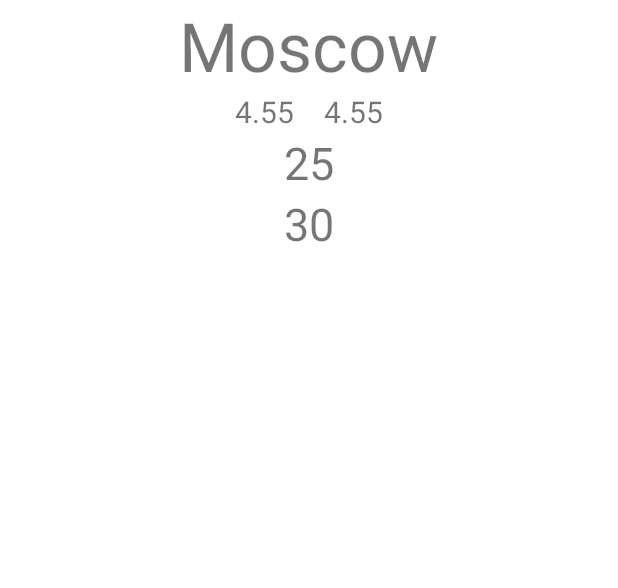
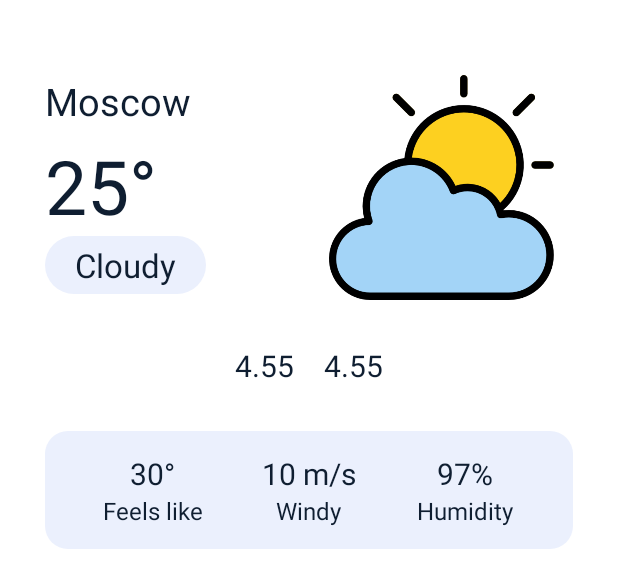
Before and after one commit to VolokhinAlex/Weather, an Android app: the layout fragment_main.xml on its own in the app's theme, with its tools: preview values and no code run, on a phone screen of 412 x 824 dp. Shown: the top 588 px of the screen. Run offline under Robolectric (Android 15) with nearby library versions, the light colour scheme and no system bars.

Commit message:
Немного изменил вид главного экрана погоды, для дальнейшей стилизации

```diff
--- a/app/src/main/java/com/example/java/android1/weather/model/RepositoryImpl.kt
+++ b/app/src/main/java/com/example/java/android1/weather/model/RepositoryImpl.kt
@@ -7,7 +7,7 @@ class RepositoryImpl : Repository {
     }
 
     override fun getWeatherFromLocalStorage(): Weather {
-        return Weather(getDefaultCity(), -15, -20)
+        return getDefaultWeather()
     }
 
 }
--- a/app/src/main/java/com/example/java/android1/weather/model/Weather.kt
+++ b/app/src/main/java/com/example/java/android1/weather/model/Weather.kt
@@ -3,6 +3,30 @@ package com.example.java.android1.weather.model
 data class Weather(
     val city: City = getDefaultCity(),
     val temperature: Int = 0,
-    val feelsLike: Int = 0)
+    val feelsLike: Int = 0,
+    val icon: String = "",
+    val condition: String = "",
+    val windSpeed: Double = 0.toDouble(),
+    val humidity: Int = 0,
+    val daytime: String = "",
+    val precipitation: Int = 0,
+    val date: String = "",
+    val sunrise: String = "",
+    val sunset: String = ""
+)
 
 fun getDefaultCity() = City("Новосибирск", 5.000, 5.000)
+
+fun getDefaultWeather() = Weather(
+    city = getDefaultCity(),
+    temperature = 26,
+    feelsLike = 30,
+    condition = "cloudy",
+    windSpeed = 0.9,
+    humidity = 81,
+    daytime = "d",
+    precipitation = 0,
+    date = "2022-12-02",
+    sunrise = "04:38",
+    sunset = "20:31"
+)
--- a/app/src/main/java/com/example/java/android1/weather/viewmodel/MainViewModel.kt
+++ b/app/src/main/java/com/example/java/android1/weather/viewmodel/MainViewModel.kt
@@ -5,7 +5,6 @@ import androidx.lifecycle.MutableLiveData
 import androidx.lifecycle.ViewModel
 import com.example.java.android1.weather.model.Repository
 import com.example.java.android1.weather.model.RepositoryImpl
-import java.util.Random
 import java.util.concurrent.Executors
 
 class MainViewModel(
@@ -25,16 +24,7 @@ class MainViewModel(
         liveData.value = AppState.Loading
         Executors.newFixedThreadPool(5).submit {
             Thread.sleep(1000)
-            liveData.postValue(randomData())
-        }
-    }
-
-    private fun randomData(): AppState {
-        return when (Random().nextInt(3)) {
-            0 -> AppState.Success(repository.getWeatherFromLocalStorage())
-            1 -> AppState.Error(Throwable("The city wasn't found"))
-            2 -> AppState.Loading
-            else -> AppState.Loading
+            liveData.postValue(AppState.Success(repository.getWeatherFromLocalStorage()))
         }
     }
 
--- /dev/null
+++ b/app/src/main/res/drawable/condition_background.xml
@@ -0,0 +1,13 @@
+<?xml version="1.0" encoding="utf-8"?>
+<shape xmlns:android="http://schemas.android.com/apk/res/android"
+    android:shape="rectangle">
+
+    <corners android:radius="80dp"/>
+    <solid android:color="#ebf0fd"/>
+
+    <padding android:right="20dp"
+        android:left="20dp"
+        android:bottom="5dp"
+        android:top="5dp"/>
+
+</shape>
--- /dev/null
+++ b/app/src/main/res/drawable/weather_short_info.xml
@@ -0,0 +1,13 @@
+<?xml version="1.0" encoding="utf-8"?>
+<shape xmlns:android="http://schemas.android.com/apk/res/android"
+    android:shape="rectangle">
+
+    <corners android:radius="15dp"/>
+    <solid android:color="#ebf0fd"/>
+
+    <padding android:right="20dp"
+        android:left="20dp"
+        android:bottom="15dp"
+        android:top="15dp"/>
+
+</shape>
--- a/app/src/main/res/layout/fragment_main.xml
+++ b/app/src/main/res/layout/fragment_main.xml
@@ -1,17 +1,62 @@
 <?xml version="1.0" encoding="utf-8"?>
 <LinearLayout xmlns:android="http://schemas.android.com/apk/res/android"
     xmlns:tools="http://schemas.android.com/tools"
+    xmlns:app="http://schemas.android.com/apk/res-auto"
     android:layout_width="match_parent"
     android:layout_height="match_parent"
+    android:layout_margin="30dp"
     android:orientation="vertical">
 
-    <TextView
-        android:id="@+id/current_city"
-        android:layout_width="wrap_content"
+    <LinearLayout
+        android:layout_width="match_parent"
         android:layout_height="wrap_content"
-        android:layout_gravity="center"
-        android:textSize="45sp"
-        tools:text="Moscow"/>
+        android:layout_marginTop="20dp"
+        android:layout_marginBottom="30dp"
+        android:orientation="horizontal">
+
+        <LinearLayout
+            android:layout_width="0dp"
+            android:layout_height="wrap_content"
+            android:layout_gravity="start"
+            android:layout_weight="1"
+            android:orientation="vertical">
+
+            <TextView
+                android:id="@+id/current_city"
+                android:layout_width="wrap_content"
+                android:layout_height="wrap_content"
+                android:textSize="25sp"
+                android:textColor="@color/text_color_primary"
+                tools:text="Moscow"/>
+
+            <TextView
+                android:id="@+id/current_temperature"
+                android:layout_width="wrap_content"
+                android:layout_height="wrap_content"
+                android:layout_marginTop="5dp"
+                android:textColor="@color/text_color_primary"
+                android:textSize="50sp"
+                tools:text="25°"/>
+
+            <TextView
+                android:id="@+id/current_condition"
+                android:layout_width="wrap_content"
+                android:layout_height="wrap_content"
+                android:textSize="22sp"
+                android:background="@drawable/condition_background"
+                android:textColor="@color/text_color_primary"
+                tools:text="Cloudy"/>
+
+        </LinearLayout>
+
+        <androidx.appcompat.widget.AppCompatImageView
+            android:layout_width="0dp"
+            android:layout_height="150dp"
+            android:layout_weight="1"
+            app:srcCompat="@drawable/cloudy"
+            android:scaleType="centerInside" />
+
+    </LinearLayout>
 
     <LinearLayout
         android:layout_width="wrap_content"
@@ -24,6 +69,7 @@
             android:layout_width="wrap_content"
             android:layout_height="wrap_content"
             android:layout_marginEnd="20dp"
+            android:textColor="@color/text_color_primary"
             android:textSize="20sp"
             tools:text="4.55"/>
 
@@ -31,8 +77,92 @@
             android:id="@+id/current_lon"
             android:layout_width="wrap_content"
             android:layout_height="wrap_content"
+            android:textColor="@color/text_color_primary"
             android:textSize="20sp"
             tools:text="4.55"/>
+
+    </LinearLayout>
+
+    <LinearLayout
+        android:layout_width="match_parent"
+        android:layout_height="wrap_content"
+        android:layout_marginTop="30dp"
+        android:layout_marginBottom="30dp"
+        android:background="@drawable/weather_short_info"
+        android:orientation="horizontal"
+        android:baselineAligned="false">
+
+        <LinearLayout
+            android:layout_width="0dp"
+            android:layout_height="wrap_content"
+            android:layout_weight="1"
+            android:gravity="center"
+            android:orientation="vertical">
+
+            <TextView
+                android:id="@+id/current_feels_like"
+                android:layout_width="wrap_content"
+                android:layout_height="wrap_content"
+                android:textColor="@color/text_color_primary"
+                android:textSize="20sp"
+                tools:text="30°"/>
+
+            <TextView
+                android:layout_width="wrap_content"
+                android:layout_height="wrap_content"
+                android:textColor="@color/text_color_primary"
+                android:textSize="16sp"
+                android:text="@string/label_feels_like"/>
+
+        </LinearLayout>
+
+        <LinearLayout
+            android:layout_width="0dp"
+            android:layout_height="wrap_content"
+            android:layout_weight="1"
+            android:gravity="center"
+            android:orientation="vertical">
+
+            <TextView
+                android:id="@+id/current_windy_speed"
+                android:layout_width="wrap_content"
+                android:layout_height="wrap_content"
+                android:textColor="@color/text_color_primary"
+                android:textSize="20sp"
+                tools:text="10 m/s"/>
+
+            <TextView
+                android:layout_width="wrap_content"
+                android:layout_height="wrap_content"
+                android:textColor="@color/text_color_primary"
+                android:textSize="16sp"
+                android:text="@string/label_windy_speed"/>
+
+        </LinearLayout>
+
+        <LinearLayout
+            android:layout_width="0dp"
+            android:layout_height="wrap_content"
+            android:layout_weight="1"
+            android:gravity="center"
+            android:orientation="vertical">
+
+            <TextView
+                android:id="@+id/current_humidity"
+                android:layout_width="wrap_content"
+                android:layout_height="wrap_content"
+                android:textColor="@color/text_color_primary"
+                android:textSize="20sp"
+                tools:text="97%"/>
+
+            <TextView
+                android:layout_width="wrap_content"
+                android:layout_height="wrap_content"
+                android:textColor="@color/text_color_primary"
+                android:textSize="16sp"
+                android:text="@string/label_humidity"/>
+
+        </LinearLayout>
 
     </LinearLayout>
 
@@ -43,24 +173,14 @@
         android:layout_gravity="center"
         android:layout_marginEnd="20dp"
         android:visibility="gone"
+        android:textColor="@color/text_color_primary"
         android:textSize="30sp"
         tools:text="The city wasn't found"/>
 
-    <TextView
-        android:id="@+id/current_temperature"
+    <androidx.recyclerview.widget.RecyclerView
+        android:id="@+id/container_hourly_weather"
         android:layout_width="wrap_content"
-        android:layout_height="wrap_content"
-        android:layout_gravity="center"
-        android:textSize="30sp"
-        tools:text="25"/>
-
-    <TextView
-        android:id="@+id/current_feels_like"
-        android:layout_width="wrap_content"
-        android:layout_height="wrap_content"
-        android:layout_gravity="center"
-        android:textSize="30sp"
-        tools:text="30"/>
+        android:layout_height="wrap_content"/>
 
     <FrameLayout
         android:id="@+id/progress_bar"
--- a/app/src/main/res/values/colors.xml
+++ b/app/src/main/res/values/colors.xml
@@ -7,4 +7,5 @@
     <color name="teal_700">#FF018786</color>
     <color name="black">#FF000000</color>
     <color name="white">#FFFFFFFF</color>
+    <color name="text_color_primary">#0f1e31</color>
 </resources>
--- a/app/src/main/res/values/strings.xml
+++ b/app/src/main/res/values/strings.xml
@@ -1,3 +1,8 @@
 <resources>
     <string name="app_name">Weather</string>
+    <string name="time_card">10 am</string>
+    <string name="temperature_card">15°</string>
+    <string name="label_feels_like">Feels like</string>
+    <string name="label_windy_speed">Windy</string>
+    <string name="label_humidity">Humidity</string>
 </resources>
```
Also changed, not shown: app/src/main/java/com/example/java/android1/weather/view/HourlyWeatherAdapter.kt (added, +26 -0 lines), app/src/main/java/com/example/java/android1/weather/view/HourlyWeatherViewHolder.kt (added, +21 -0 lines), app/src/main/java/com/example/java/android1/weather/view/MainFragment.kt (+16 -3 lines), app/src/main/res/layout/hourly_weather_item.xml (added, +41 -0 lines), app/src/main/res/drawable-v24/cloudy.png (added).
